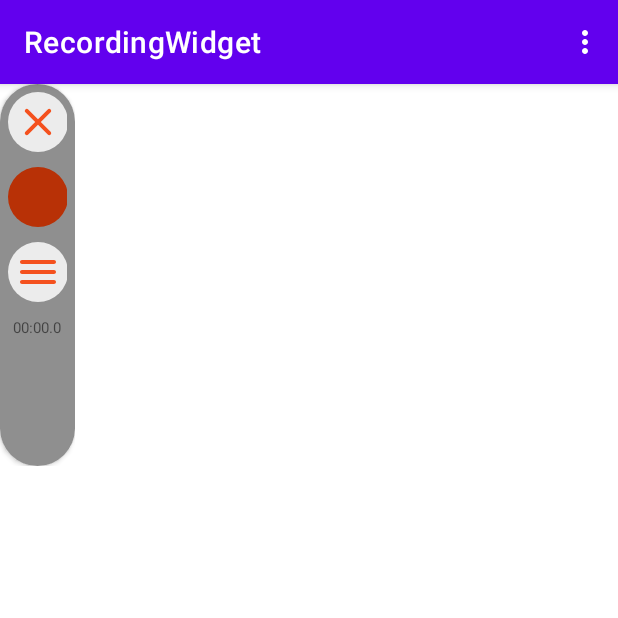
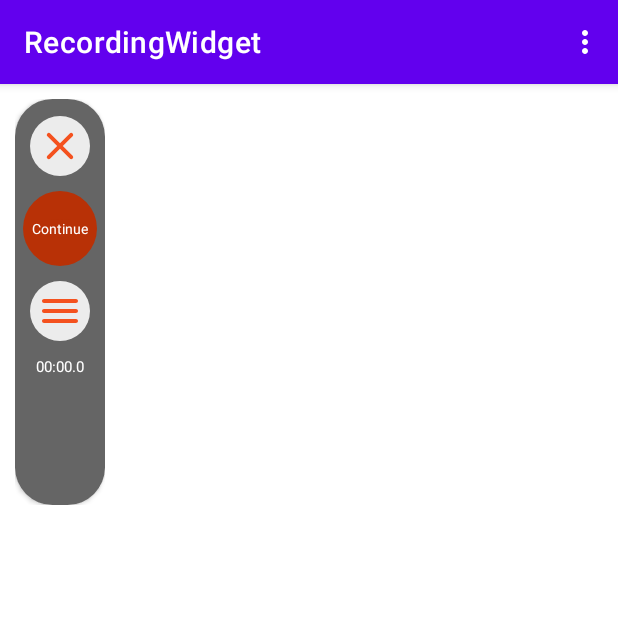
Before and after one commit to asywalulfikri/RecordingWidget, an Android app: the screen it shows after launch (MainActivity), on a phone screen of 412 x 824 dp, the top half of it. Run offline under Robolectric (Android 15) with nearby library versions, the light colour scheme and no system bars; our stand-ins replace Room's generated code.

Commit message:
yamete kudasai

```diff
--- a/app/src/main/java/recording/host/MainActivity.kt
+++ b/app/src/main/java/recording/host/MainActivity.kt
@@ -5,13 +5,12 @@ import androidx.appcompat.app.AppCompatActivity
 import android.view.Menu
 import android.view.MenuItem
 import recording.host.databinding.ActivityMainBinding
-import sound.recorder.widget.WidgetRecordHorizontal
-import sound.recorder.widget.WidgetRecordVertical
+import sound.recorder.widget.WidgetRecord
 
 class MainActivity : AppCompatActivity() {
 
-    private var widgetVoiceHorizontal : WidgetRecordHorizontal? =null
-    private var widgetVoiceVertical : WidgetRecordVertical? =null
+    private var widgetVoiceHorizontal : WidgetRecord? =null
+    private var widgetVoiceVertical : WidgetRecord? =null
 
     private lateinit var binding: ActivityMainBinding
 
@@ -23,11 +22,11 @@ class MainActivity : AppCompatActivity() {
 
         setSupportActionBar(binding.toolbar)
 
-        widgetVoiceHorizontal = WidgetRecordHorizontal(this)
-        widgetVoiceHorizontal?.loadData()
+        widgetVoiceHorizontal = WidgetRecord(this)
+        widgetVoiceHorizontal?.loadData(false)
 
-        widgetVoiceVertical = WidgetRecordVertical(this)
-        widgetVoiceVertical?.loadData()
+       /* widgetVoiceVertical = WidgetRecordVertical(this)
+        widgetVoiceVertical?.loadData()*/
 
 
     }
--- a/app/src/main/res/layout/activity_main.xml
+++ b/app/src/main/res/layout/activity_main.xml
@@ -30,16 +30,14 @@
         android:layout_width="match_parent"
         android:layout_height="wrap_content">
 
-        <sound.recorder.widget.WidgetRecordHorizontal
+        <sound.recorder.widget.WidgetRecord
+            android:layout_marginTop="10dp"
+            android:layout_marginBottom="10dp"
+            android:layout_marginStart="10dp"
+            android:layout_marginEnd="10dp"
             android:name="androidx.navigation.fragment.NavHostFragment"
             android:layout_width="match_parent"
             android:layout_height="wrap_content" />
 
-
-        <sound.recorder.widget.WidgetRecordVertical
-            android:name="androidx.navigation.fragment.NavHostFragment"
-            android:layout_width="match_parent"
-            android:layout_height="wrap_content"
-            app:defaultNavHost="true" />
     </LinearLayout>
 </RelativeLayout>
--- a/app/src/main/res/layout/content_main.xml
+++ b/app/src/main/res/layout/content_main.xml
@@ -5,7 +5,7 @@
     android:layout_height="match_parent"
     app:layout_behavior="@string/appbar_scrolling_view_behavior">
 
-    <sound.recorder.widget.WidgetRecordHorizontal
+    <sound.recorder.widget.WidgetRecord
         android:id="@+id/nav_host_fragment_content_main"
         android:name="androidx.navigation.fragment.NavHostFragment"
         android:layout_width="0dp"
--- a/soundrecorder/build.gradle
+++ b/soundrecorder/build.gradle
@@ -8,9 +8,9 @@ android {
     compileSdk 33
 
     defaultConfig {
-        minSdk 24
+        minSdk 19
         targetSdk 33
-
+        vectorDrawables.useSupportLibrary = true
         testInstrumentationRunner "androidx.test.runner.AndroidJUnitRunner"
         consumerProguardFiles "consumer-rules.pro"
         externalNativeBuild {
@@ -47,7 +47,7 @@ android {
 
 dependencies {
 
-    implementation 'androidx.core:core-ktx:1.7.0'
+    implementation 'androidx.core:core-ktx:1.9.0'
     implementation 'androidx.appcompat:appcompat:1.5.1'
     implementation 'com.google.android.material:material:1.7.0'
     testImplementation 'junit:junit:4.13.2'
--- a/soundrecorder/src/main/java/sound/recorder/widget/WidgetRecordHorizontal.kt
+++ b/soundrecorder/src/main/java/sound/recorder/widget/WidgetRecord.kt
@@ -7,15 +7,18 @@ import android.util.AttributeSet
 import android.view.LayoutInflater
 import android.widget.LinearLayout
 import android.widget.Toast
+import androidx.fragment.app.Fragment
 import androidx.fragment.app.FragmentActivity
 import androidx.fragment.app.FragmentManager
 import sound.recorder.widget.databinding.LayoutEmptyBinding
 
-class WidgetRecordHorizontal : LinearLayout {
+class WidgetRecord : LinearLayout {
 
     private var fragmentManagers: FragmentManager? =null
-    private val imkasFragment = VoiceRecorderFragmentHorizontal()
+    private val widgetHorizontal = VoiceRecorderFragmentHorizontal()
+    private val widgetVertical = VoiceRecorderFragmentVertical()
     private var isAdd = false
+    private lateinit var widget : Fragment
     private var binding: LayoutEmptyBinding
 
 
@@ -30,7 +33,12 @@ class WidgetRecordHorizontal : LinearLayout {
         addView(binding.root)
     }
 
-    fun loadData(){
+    fun loadData(isHorizontal : Boolean){
+        if(isHorizontal){
+            widget = widgetHorizontal
+        }else{
+            widget = widgetVertical
+        }
         if(isAdd){
             removeAllViews()
             resetView()
@@ -42,14 +50,14 @@ class WidgetRecordHorizontal : LinearLayout {
     @SuppressLint("InflateParams")
     private fun setupViewsAgain(){
         isAdd = true
-        fragmentManagers?.beginTransaction()?.replace(binding.imcash.id, imkasFragment)?.commit()
+        fragmentManagers?.beginTransaction()?.replace(binding.imcash.id, widget)?.commit()
         addView(binding.root)
     }
 
     @SuppressLint("InflateParams")
     private fun setupViews(){
-        fragmentManagers?.beginTransaction()?.replace(binding.imcash.id, imkasFragment)?.commit()
-        if(!imkasFragment.isAdded){
+        fragmentManagers?.beginTransaction()?.replace(binding.imcash.id, widget)?.commit()
+        if(!widget.isAdded){
             addView(binding.imcash)
             isAdd = true
         }else{
@@ -61,10 +69,10 @@ class WidgetRecordHorizontal : LinearLayout {
     @SuppressLint("InflateParams")
     private fun resetView(){
         if (Build.VERSION.SDK_INT >= Build.VERSION_CODES.N) {
-            fragmentManagers?.beginTransaction()?.detach(imkasFragment)?.commitNow();
-            fragmentManagers?.beginTransaction()?.attach(imkasFragment)?.commitNow();
+            fragmentManagers?.beginTransaction()?.detach(widget)?.commitNow();
+            fragmentManagers?.beginTransaction()?.attach(widget)?.commitNow();
         } else {
-            fragmentManagers?.beginTransaction()?.detach(imkasFragment)?.attach(imkasFragment)?.commit();
+            fragmentManagers?.beginTransaction()?.detach(widget)?.attach(widget)?.commit();
         }
         addView(binding.imcash)
     }
--- a/soundrecorder/src/main/java/sound/recorder/widget/WidgetRecordVertical.kt
+++ /dev/null
@@ -1,78 +0,0 @@
-package sound.recorder.widget
-
-import android.annotation.SuppressLint
-import android.content.Context
-import android.os.Build
-import android.util.AttributeSet
-import android.view.LayoutInflater
-import android.widget.LinearLayout
-import android.widget.Toast
-import androidx.fragment.app.FragmentActivity
-import androidx.fragment.app.FragmentManager
-import sound.recorder.widget.databinding.LayoutEmptyBinding
-
-class WidgetRecordVertical : LinearLayout {
-
-    private var fragmentManagers: FragmentManager? =null
-    private val imkasFragment = VoiceRecorderFragmentVertical()
-    private var isAdd = false
-    private var binding: LayoutEmptyBinding
-
-
-    constructor(_context: Context) : super(_context) {
-        fragmentManagers = (_context as FragmentActivity).supportFragmentManager
-        binding = LayoutEmptyBinding.inflate(LayoutInflater.from(_context))
-    }
-
-    constructor(_context: Context, attributeSet: AttributeSet?) : super(_context, attributeSet) {
-        fragmentManagers = (_context as FragmentActivity).supportFragmentManager
-        binding = LayoutEmptyBinding.inflate(LayoutInflater.from(_context))
-        addView(binding.root)
-    }
-
-    fun loadData(){
-        if(isAdd){
-            removeAllViews()
-            resetView()
-        }else{
-            setupViews()
-        }
-    }
-
-    @SuppressLint("InflateParams")
-    private fun setupViewsAgain(){
-        isAdd = true
-        fragmentManagers?.beginTransaction()?.replace(binding.imcash.id, imkasFragment)?.commit()
-        addView(binding.root)
-    }
-
-    @SuppressLint("InflateParams")
-    private fun setupViews(){
-        fragmentManagers?.beginTransaction()?.replace(binding.imcash.id, imkasFragment)?.commit()
-        if(!imkasFragment.isAdded){
-            addView(binding.imcash)
-            isAdd = true
-        }else{
-            removeAllViews()
-        }
-
-    }
-
-    @SuppressLint("InflateParams")
-    private fun resetView(){
-        if (Build.VERSION.SDK_INT >= Build.VERSION_CODES.N) {
-            fragmentManagers?.beginTransaction()?.detach(imkasFragment)?.commitNow();
-            fragmentManagers?.beginTransaction()?.attach(imkasFragment)?.commitNow();
-        } else {
-            fragmentManagers?.beginTransaction()?.detach(imkasFragment)?.attach(imkasFragment)?.commit();
-        }
-        addView(binding.imcash)
-    }
-
-    fun setToast(message : String){
-        Toast.makeText(context, "$message.",Toast.LENGTH_SHORT).show()
-    }
-
-
-
-}
--- a/soundrecorder/src/main/res/layout/widget_record_vertical.xml
+++ b/soundrecorder/src/main/res/layout/widget_record_vertical.xml
@@ -3,14 +3,14 @@
     xmlns:android="http://schemas.android.com/apk/res/android"
     xmlns:app="http://schemas.android.com/apk/res-auto"
     xmlns:tools="http://schemas.android.com/tools"
-    android:layout_width="50dp"
-    android:layout_height="match_parent"
+    android:layout_width="60dp"
+    android:layout_height="wrap_content"
     app:cardCornerRadius="25dp">
 
     <LinearLayout
-        android:background="#8F8F8F"
+        android:background="#656565"
         android:id="@+id/linearLayout"
-        android:layout_width="50dp"
+        android:layout_width="60dp"
         android:layout_height="match_parent"
         android:padding="5dp"
         android:orientation="vertical"
@@ -22,18 +22,36 @@
         <ImageButton
             android:id="@+id/deleteBtn"
             android:clickable="false"
+            android:layout_marginTop="6dp"
             android:layout_width="40dp"
             android:layout_height="40dp"
             android:background="@drawable/ic_circle_selectable"
             android:src="@drawable/ic_delete_disabled"/>
 
-        <ImageButton
-            android:id="@+id/recordBtn"
-            android:layout_width="40dp"
-            android:layout_height="40dp"
-            android:layout_marginTop="10dp"
-            android:layout_marginBottom="10dp"
-            android:background="@drawable/ic_record"/>
+        <RelativeLayout
+            android:layout_width="wrap_content"
+            android:layout_height="wrap_content">
+
+            <ImageButton
+                android:id="@+id/recordBtn"
+                android:layout_width="50dp"
+                android:layout_height="50dp"
+                android:layout_marginTop="10dp"
+                android:layout_marginBottom="10dp"
+                android:background="@drawable/ic_record" />
+
+            <TextView
+                android:id="@+id/recordText"
+                android:layout_width="wrap_content"
+                android:layout_height="wrap_content"
+                android:layout_centerInParent="true"
+                android:background="@drawable/ic_record"
+                android:text="Continue"
+                android:textColor="#FFFFFF"
+                android:textSize="9sp"
+                tools:ignore="HardcodedText,SmallSp" />
+
+        </RelativeLayout>
 
         <ImageButton
             android:id="@+id/listBtn"
@@ -56,13 +74,14 @@
             android:layout_width="wrap_content"
             android:layout_height="wrap_content"
             android:textSize="10sp"
+            android:textColor="#FFFFFF"
             android:text="00:00.0"/>
 
 
         <sound.recorder.widget.RecorderWaveformView
             android:layout_marginTop="10dp"
             android:id="@+id/playerView"
-            android:rotation="-95"
+            android:rotation="-90"
             android:layout_marginBottom="20dp"
             android:layout_width="match_parent"
             android:layout_height="50dp" />
```
Also changed, not shown: soundrecorder/src/main/java/sound/recorder/widget/VoiceRecordFragmentHorizontal.kt (+17 -5 lines), soundrecorder/src/main/java/sound/recorder/widget/VoiceRecordFragmentVertical.kt (+18 -6 lines), soundrecorder/src/main/res/layout/widget_record_horizontal.xml (+31 -11 lines).
